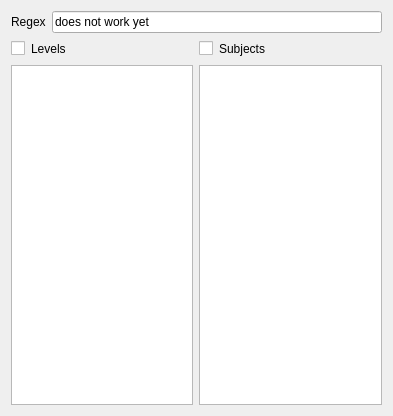
Before: the Qt Designer form log_gui/logstatus.ui in xaxxon/xl, drawn with Qt 5.
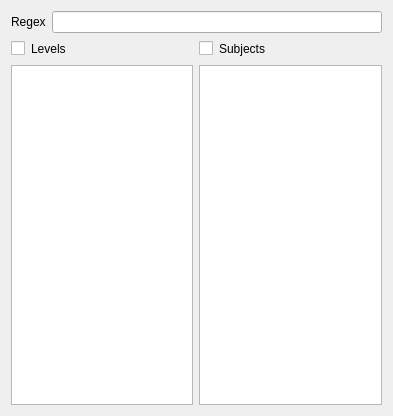
After: the same form once the commit is applied.

Commit message: got rid of default string in regex line edit

The edit to the form file:
```diff
--- a/log_gui/logstatus.ui
+++ b/log_gui/logstatus.ui
@@ -32,7 +32,7 @@
      <item>
       <widget class="QLineEdit" name="regexEdit">
        <property name="text">
-        <string>does not work yet</string>
+        <string/>
        </property>
       </widget>
      </item>
```
